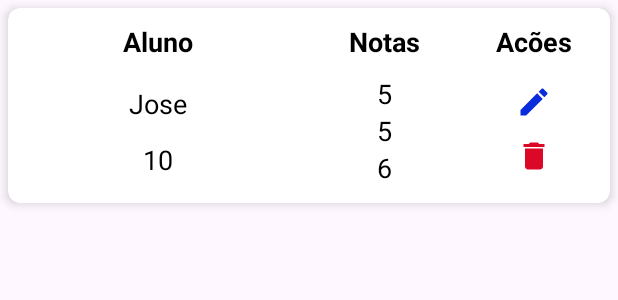
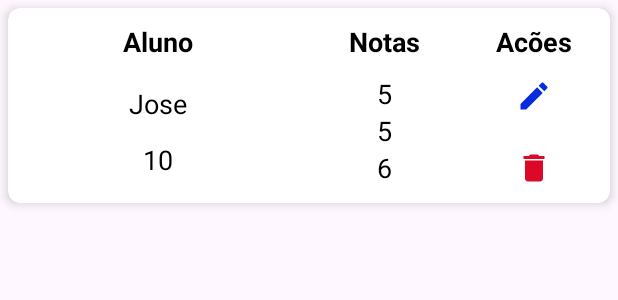
Before and after one commit to renatocouto1867/RenatoCouto_AppClienteProviderAlunos, an Android app: the layout item_alunos_card.xml on its own in the app's theme, with its tools: preview values and no code run, on a phone screen of 412 x 824 dp. Shown: the top 300 px of the screen. Run offline under Robolectric (Android 15) with nearby library versions, the phone set to English and light mode, and no system bars.

Commit message:
versao 20-1-2025 23:10

```diff
--- a/app/src/main/res/layout/fragment_listar_aluno.xml
+++ b/app/src/main/res/layout/fragment_listar_aluno.xml
@@ -17,8 +17,10 @@
 
     <ProgressBar
         android:id="@+id/media_progress_circular"
-        android:layout_width="100dp"
-        android:layout_height="100dp"
+        android:layout_width="50dp"
+        android:layout_height="50dp"
+        style="@android:style/Widget.ProgressBar.Small"
+        android:indeterminateTint="@color/primaryColor"
         app:layout_constraintBottom_toBottomOf="parent"
         app:layout_constraintEnd_toEndOf="parent"
         app:layout_constraintStart_toStartOf="parent"
--- a/app/src/main/res/layout/fragment_listar_medias.xml
+++ b/app/src/main/res/layout/fragment_listar_medias.xml
@@ -17,9 +17,11 @@
 
     <ProgressBar
         android:id="@+id/media_progress_circular"
-        android:layout_width="100dp"
-        android:layout_height="100dp"
+        android:layout_width="50dp"
+        android:layout_height="50dp"
         android:visibility="visible"
+        style="@android:style/Widget.ProgressBar.Small"
+        android:indeterminateTint="@color/primaryColor"
         app:layout_constraintBottom_toBottomOf="parent"
         app:layout_constraintEnd_toEndOf="parent"
         app:layout_constraintStart_toStartOf="parent"
--- a/app/src/main/res/layout/item_alunos_card.xml
+++ b/app/src/main/res/layout/item_alunos_card.xml
@@ -133,8 +133,8 @@
 
                 <androidx.appcompat.widget.AppCompatImageButton
                     android:id="@+id/btn_edit_Disciplina"
-                    android:layout_width="36dp"
-                    android:layout_height="36dp"
+                    android:layout_width="48dp"
+                    android:layout_height="48dp"
                     android:background="?attr/selectableItemBackgroundBorderless"
                     android:contentDescription="@string/editar_cadastro"
                     android:padding="4dp"
@@ -142,8 +142,8 @@
 
                 <androidx.appcompat.widget.AppCompatImageButton
                     android:id="@+id/btn_delete_Disciplina"
-                    android:layout_width="36dp"
-                    android:layout_height="36dp"
+                    android:layout_width="48dp"
+                    android:layout_height="48dp"
                     android:background="?attr/selectableItemBackgroundBorderless"
                     android:contentDescription="@string/excluir_aluno"
                     android:padding="4dp"
```
